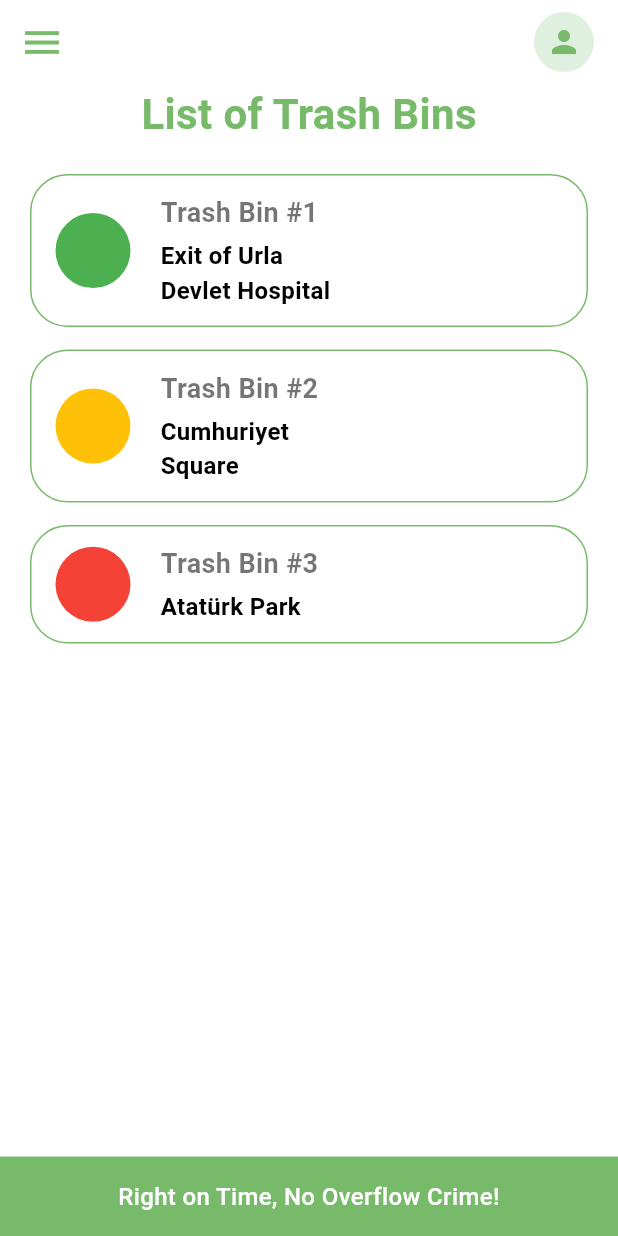
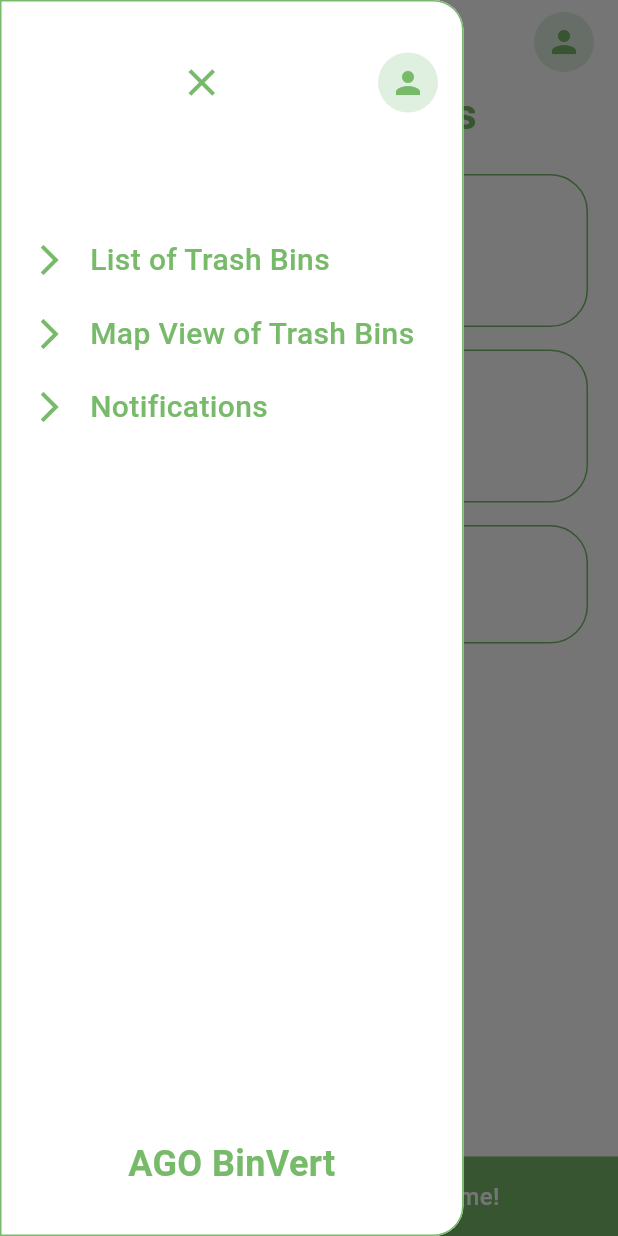
Before and after one commit to gizembogan/AGOBinVert, a Flutter app: the TrashBinsListPage screen opened by its route, after a tap on the "menu" icon, on a phone screen of 412 x 824 dp. Run offline on Flutter 3.47's test engine with Material 3 defaults, Android fonts, the phone set to English and light mode, and no system bars.

Commit message:
tüm sayfalar eklendi
map view sayfası boş şu anlık

```diff
--- /dev/null
+++ b/lib/custom_drawer.dart
@@ -0,0 +1,123 @@
+import 'package:flutter/material.dart';
+
+class CustomDrawer extends StatelessWidget {
+  @override
+  Widget build(BuildContext context) {
+    return Container(
+      width: MediaQuery.of(context).size.width * 0.75,
+      child: Drawer(
+        backgroundColor: Colors.white,
+        shape: RoundedRectangleBorder(
+          borderRadius: BorderRadius.only(
+            topRight: Radius.circular(20),
+            bottomRight: Radius.circular(20),
+          ),
+        ),
+        child: Container(
+          decoration: BoxDecoration(
+            border: Border.all(color: Color(0xFF77BA69)),
+            borderRadius: BorderRadius.only(
+              topRight: Radius.circular(20),
+              bottomRight: Radius.circular(20),
+            ),
+          ),
+          child: Column(
+            children: [
+              // Drawer header with close button
+              Container(
+                padding: EdgeInsets.symmetric(horizontal: 16, vertical: 30),
+                child: Row(
+                  mainAxisAlignment: MainAxisAlignment.spaceBetween,
+                  children: [
+                    Container(), // Empty container for alignment
+                    IconButton(
+                      icon: Icon(Icons.close, color: Color(0xFF77BA69), size: 30),
+                      onPressed: () {
+                        Navigator.pop(context);
+                      },
+                    ),
+                    CircleAvatar(
+                      backgroundColor: Color(0xFFE0F0E0),
+                      child: Icon(
+                        Icons.person,
+                        color: Color(0xFF77BA69),
+                      ),
+                    ),
+                  ],
+                ),
+              ),
+              SizedBox(height: 50),
+              // Menu items
+              _buildMenuItem(
+                  context: context,
+                  icon: Icons.arrow_forward_ios,
+                  title: 'List of Trash Bins',
+                  route: '/trash_bins'
+              ),
+              SizedBox(height: 20),
+              _buildMenuItem(
+                  context: context,
+                  icon: Icons.arrow_forward_ios,
+                  title: 'Map View of Trash Bins',
+                  route: '/map_view'
+              ),
+              SizedBox(height: 20),
+              _buildMenuItem(
+                  context: context,
+                  icon: Icons.arrow_forward_ios,
+                  title: 'Notifications',
+                  route: '/notifications'
+              ),
+              Spacer(),
+              // App name at bottom
+              Padding(
+                padding: const EdgeInsets.only(bottom: 30.0),
+                child: Text(
+                  'AGO BinVert',
+                  style: TextStyle(
+                    fontSize: 24,
+                    fontWeight: FontWeight.bold,
+                    color: Color(0xFF77BA69),
+                  ),
+                ),
+              ),
+            ],
+          ),
+        ),
+      ),
+    );
+  }
+
+  Widget _buildMenuItem({
+    required BuildContext context,
+    required IconData icon,
+    required String title,
+    required String route,
+  }) {
+    return InkWell(
+      onTap: () {
+        Navigator.pop(context); // Close drawer
+        if (ModalRoute.of(context)?.settings.name != route) {
+          Navigator.pushReplacementNamed(context, route);
+        }
+      },
+      child: Padding(
+        padding: const EdgeInsets.symmetric(horizontal: 20.0),
+        child: Row(
+          children: [
+            Icon(icon, color: Color(0xFF77BA69)),
+            SizedBox(width: 15),
+            Text(
+              title,
+              style: TextStyle(
+                fontSize: 20,
+                fontWeight: FontWeight.w500,
+                color: Color(0xFF77BA69),
+              ),
+            ),
+          ],
+        ),
+      ),
+    );
+  }
+}
--- a/lib/main.dart
+++ b/lib/main.dart
@@ -1,6 +1,9 @@
 import 'package:flutter/material.dart';
 import 'login_page.dart';
 import 'trash_bins_list_page.dart';
+import 'notifications_page.dart';
+// import 'trash_bins_map_page.dart';
+import 'profile_page.dart';
 
 void main() {
   runApp(MyApp());
@@ -20,6 +23,9 @@ class MyApp extends StatelessWidget {
       routes: {
         '/': (context) => LoginPage(),
         '/trash_bins': (context) => TrashBinsListPage(),
+        '/notifications': (context) => NotificationsPage(),
+        // '/map_view': (context) => TrashBinsMapPage(),
+        '/profile': (context) => ProfilePage(),
       },
     );
   }
--- a/lib/trash_bins_list_page.dart
+++ b/lib/trash_bins_list_page.dart
@@ -1,4 +1,7 @@
 import 'package:flutter/material.dart';
+import 'trash_bin_detail_page.dart';
+import 'custom_drawer.dart';
+import 'profile_page.dart';
 
 class TrashBinsListPage extends StatelessWidget {
   @override
@@ -8,19 +11,28 @@ class TrashBinsListPage extends StatelessWidget {
       appBar: AppBar(
         backgroundColor: Colors.white,
         elevation: 0,
-        leading: IconButton(
+        leading: Builder(
+          builder: (context) => IconButton(
             icon: Icon(
               Icons.menu,
               color: Color(0xFF77BA69),
               size: 30,
             ),
             onPressed: () {
-            // Open drawer menu
+              Scaffold.of(context).openDrawer();
             },
+          ),
         ),
         actions: [
           Padding(
             padding: const EdgeInsets.only(right: 16.0),
+            child: GestureDetector(
+              onTap: () {
+                Navigator.push(
+                  context,
+                  MaterialPageRoute(builder: (context) => ProfilePage()),
+                );
+              },
               child: CircleAvatar(
                 backgroundColor: Color(0xFFE0F0E0),
                 child: Icon(
@@ -29,9 +41,11 @@ class TrashBinsListPage extends StatelessWidget {
                 ),
               ),
             ),
+          ),
         ],
         title: Text(''),
       ),
+      drawer: CustomDrawer(),
       body: Column(
         children: [
           Padding(
@@ -58,25 +72,34 @@ class TrashBinsListPage extends StatelessWidget {
                 children: [
                   // Trash Bin #1
                   _buildTrashBinItem(
+                    context: context,
                     number: 1,
                     location: 'Exit of Urla\nDevlet Hospital',
                     color: Colors.green,
+                    fillPercentage: 45,
+                    lastUpdated: '17:20',
                   ),
                   SizedBox(height: 15),
 
                   // Trash Bin #2
                   _buildTrashBinItem(
+                    context: context,
                     number: 2,
                     location: 'Cumhuriyet\nSquare',
                     color: Colors.amber,
+                    fillPercentage: 70,
+                    lastUpdated: '17:10',
                   ),
                   SizedBox(height: 15),
 
                   // Trash Bin #3
                   _buildTrashBinItem(
+                    context: context,
                     number: 3,
                     location: 'Atatürk Park',
                     color: Colors.red,
+                    fillPercentage: 90,
+                    lastUpdated: '17:35',
                   ),
                 ],
               ),
@@ -103,11 +126,29 @@ class TrashBinsListPage extends StatelessWidget {
   }
 
   Widget _buildTrashBinItem({
+    required BuildContext context,
     required int number,
     required String location,
     required Color color,
+    required int fillPercentage,
+    required String lastUpdated,
   }) {
-    return Container(
+    return GestureDetector(
+      onTap: () {
+        Navigator.push(
+          context,
+          MaterialPageRoute(
+            builder: (context) => TrashBinDetailPage(
+              binNumber: number,
+              location: location,
+              statusColor: color,
+              fillPercentage: fillPercentage,
+              lastUpdated: lastUpdated,
+            ),
+          ),
+        );
+      },
+      child: Container(
         decoration: BoxDecoration(
           border: Border.all(color: Color(0xFF77BA69)),
           borderRadius: BorderRadius.circular(25),
@@ -154,6 +195,7 @@ class TrashBinsListPage extends StatelessWidget {
             ],
           ),
         ),
+      ),
     );
   }
 }
```
Also changed, not shown: lib/notifications_page.dart (added, +183 -0 lines), lib/profile_page.dart (added, +138 -0 lines), lib/trash_bin_detail_page.dart (added, +207 -0 lines), lib/map_view_of_trash_bins_page.dart (added). Lines whose indentation alone changed are shown as unchanged.
